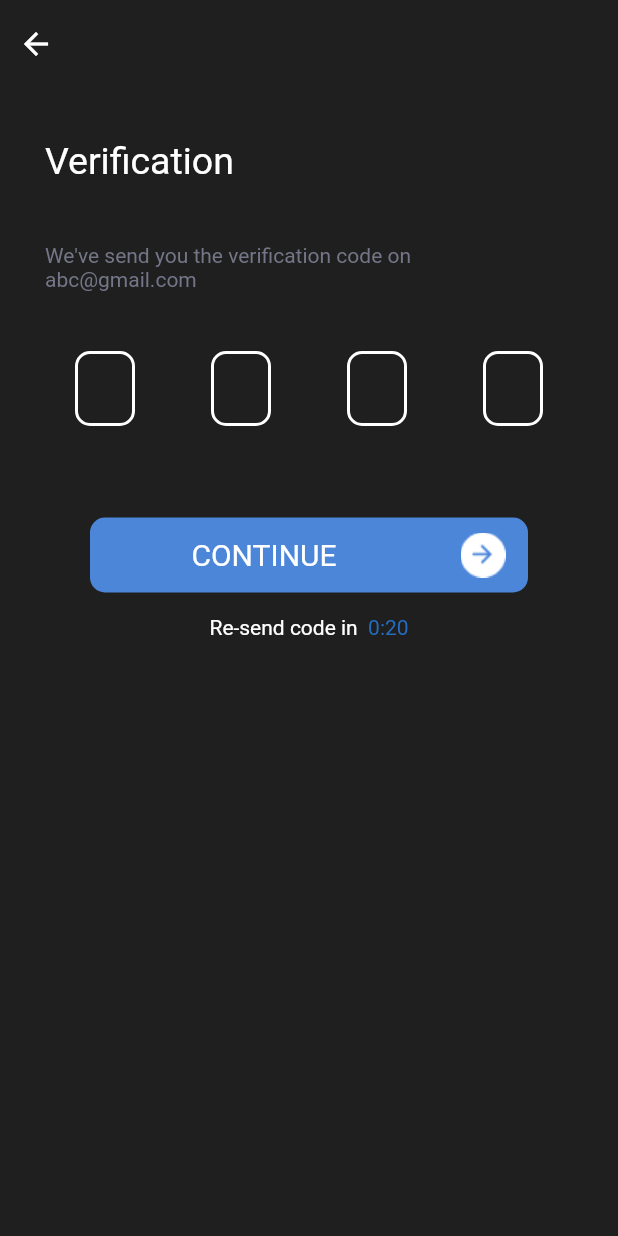
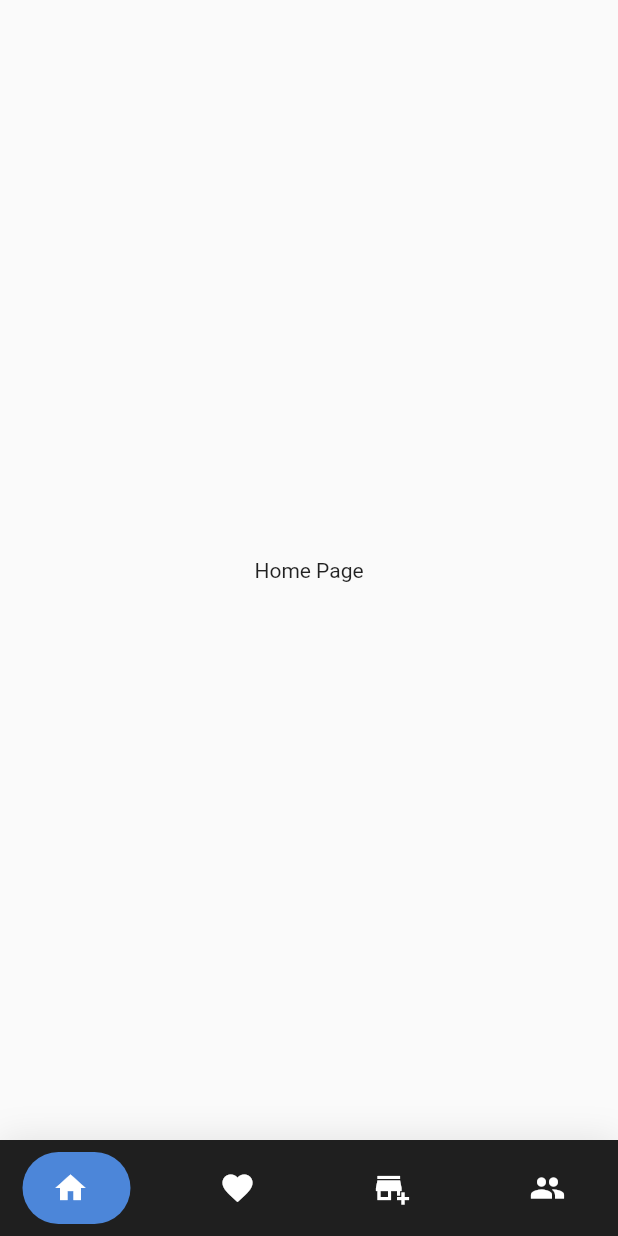
Before and after one commit to tharindu97/SuntechIT-Assessment, a Flutter app: the screen it shows after launch, on a phone screen of 412 x 824 dp. Run offline on Flutter 3.47's test engine with Material 2 defaults, Android fonts, the phone set to English and light mode, and no system bars; drawn by our look-alikes of google_nav_bar, pin_code_fields.

Commit message:
screen 8

```diff
--- a/lib/config/color_config.dart
+++ b/lib/config/color_config.dart
@@ -8,4 +8,5 @@ class AppColor {
   static const Color black = Color(0xff1F1F1F);
   static const Color gray = Color(0xff2A2A2A);
   static const Color lightGray = Color(0xff747688);
+  static const Color itemColor = Color(0xff262626);
 }
--- a/lib/main.dart
+++ b/lib/main.dart
@@ -1,5 +1,5 @@
 import 'package:ecommerce/routers.dart';
-import 'package:ecommerce/views/reset_password/user_verification.dart';
+import 'package:ecommerce/views/navigation/navigation_bar.dart';
 import 'package:flutter/material.dart';
 
 main() {
@@ -14,7 +14,7 @@ class SuntechITEcommerceApp extends StatelessWidget {
       title: 'SunTech IT Ecommerce Application',
       debugShowCheckedModeBanner: false,
       routes: routes,
-      initialRoute: UserVerification.routeName,
+      initialRoute: NavigationBar.routeName,
     );
   }
 }
--- a/lib/routers.dart
+++ b/lib/routers.dart
@@ -1,4 +1,8 @@
+import 'package:ecommerce/views/cart/item_view.dart';
+import 'package:ecommerce/views/cart/user_cart.dart';
+import 'package:ecommerce/views/home/home.dart';
 import 'package:ecommerce/views/introduction/introduction.dart';
+import 'package:ecommerce/views/navigation/navigation_bar.dart';
 import 'package:ecommerce/views/reset_password/reset_password.dart';
 import 'package:ecommerce/views/reset_password/user_verification.dart';
 import 'package:ecommerce/views/user_login/user_login.dart';
@@ -13,4 +17,8 @@ final Map<String, WidgetBuilder> routes = {
   UserProfile.routeName: (_) => const UserProfile(),
   ResetPassword.routeName: (_) => const ResetPassword(),
   UserVerification.routeName: (_) => const UserVerification(),
+  UserCart.routeName: (_) => const UserCart(),
+  ItemView.routeName: (_) => const ItemView(),
+  Home.routeName: (_) => const Home(),
+  NavigationBar.routeName: (_) => const NavigationBar(),
 };
--- /dev/null
+++ b/lib/views/home/home.dart
@@ -0,0 +1,20 @@
+import 'package:flutter/material.dart';
+
+class Home extends StatefulWidget {
+  static const routeName = './home';
+  const Home({Key? key}) : super(key: key);
+
+  @override
+  _HomeState createState() => _HomeState();
+}
+
+class _HomeState extends State<Home> {
+  @override
+  Widget build(BuildContext context) {
+    return Scaffold(
+      body: Center(
+        child: Text("Home Page"),
+      ),
+    );
+  }
+}
--- a/lib/views/navigation/navigation_bar.dart
+++ b/lib/views/navigation/navigation_bar.dart
@@ -1,6 +1,12 @@
+import 'package:ecommerce/config/color_config.dart';
+import 'package:ecommerce/views/cart/user_cart.dart';
+import 'package:ecommerce/views/home/home.dart';
+import 'package:ecommerce/views/user_profile/user_profile.dart';
 import 'package:flutter/material.dart';
+import 'package:google_nav_bar/google_nav_bar.dart';
 
 class NavigationBar extends StatefulWidget {
+  static const routeName = './nav';
   const NavigationBar({Key? key}) : super(key: key);
 
   @override
@@ -8,8 +14,63 @@ class NavigationBar extends StatefulWidget {
 }
 
 class _NavigationBarState extends State<NavigationBar> {
+  int selectedIndex = 0;
+  static const List<Widget> _widgetOptions = <Widget>[
+    Home(),
+    Text('Likes'),
+    UserCart(),
+    UserProfile(),
+  ];
+
   @override
   Widget build(BuildContext context) {
-    return Container();
+    return Scaffold(
+      body: _widgetOptions.elementAt(selectedIndex),
+      bottomNavigationBar: Container(
+        decoration: BoxDecoration(
+          color: AppColor.black,
+          boxShadow: [
+            BoxShadow(
+              blurRadius: 20,
+              color: Colors.black.withOpacity(.1),
+            )
+          ],
+        ),
+        child: SafeArea(
+          child: Padding(
+            padding: const EdgeInsets.symmetric(horizontal: 15.0, vertical: 8),
+            child: GNav(
+              rippleColor: Colors.grey[300]!,
+              hoverColor: Colors.grey[100]!,
+              gap: 8,
+              activeColor: AppColor.white,
+              iconSize: 24,
+              padding: const EdgeInsets.symmetric(horizontal: 20, vertical: 12),
+              duration: const Duration(milliseconds: 400),
+              tabBackgroundColor: AppColor.buttonColor,
+              color: AppColor.white,
+              tabs: const [
+                GButton(
+                  icon: Icons.home,
+                ),
+                GButton(
+                  icon: Icons.favorite,
+                ),
+                GButton(icon: Icons.add_business),
+                GButton(
+                  icon: Icons.people,
+                ),
+              ],
+              selectedIndex: selectedIndex,
+              onTabChange: (index) {
+                setState(() {
+                  selectedIndex = index;
+                });
+              },
+            ),
+          ),
+        ),
+      ),
+    );
   }
 }
--- a/pubspec.yaml
+++ b/pubspec.yaml
@@ -15,6 +15,7 @@ dependencies:
   cupertino_icons: ^1.0.2
   flutter_dotenv: ^5.0.2
   pin_code_fields: ^7.3.0
+  google_nav_bar: ^5.0.5
 
 dev_dependencies:
   flutter_test:
```
Also changed, not shown: lib/views/cart/item_view.dart (added, +20 -0 lines), lib/views/cart/user_cart.dart (added, +117 -0 lines), pubspec.lock.
